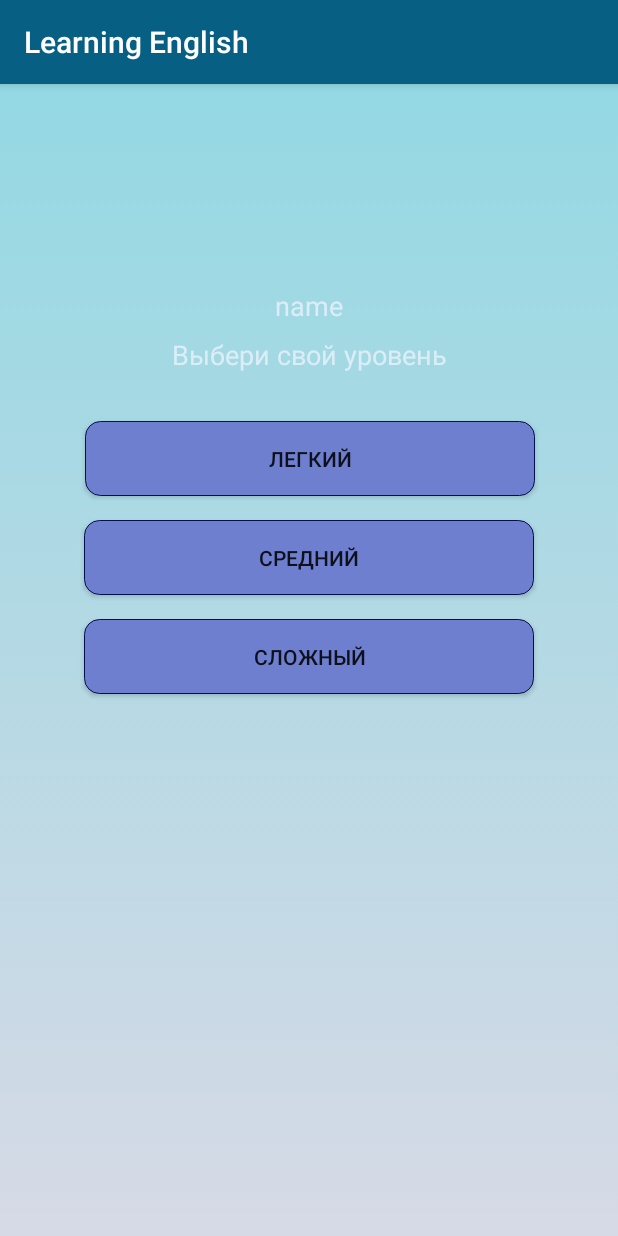
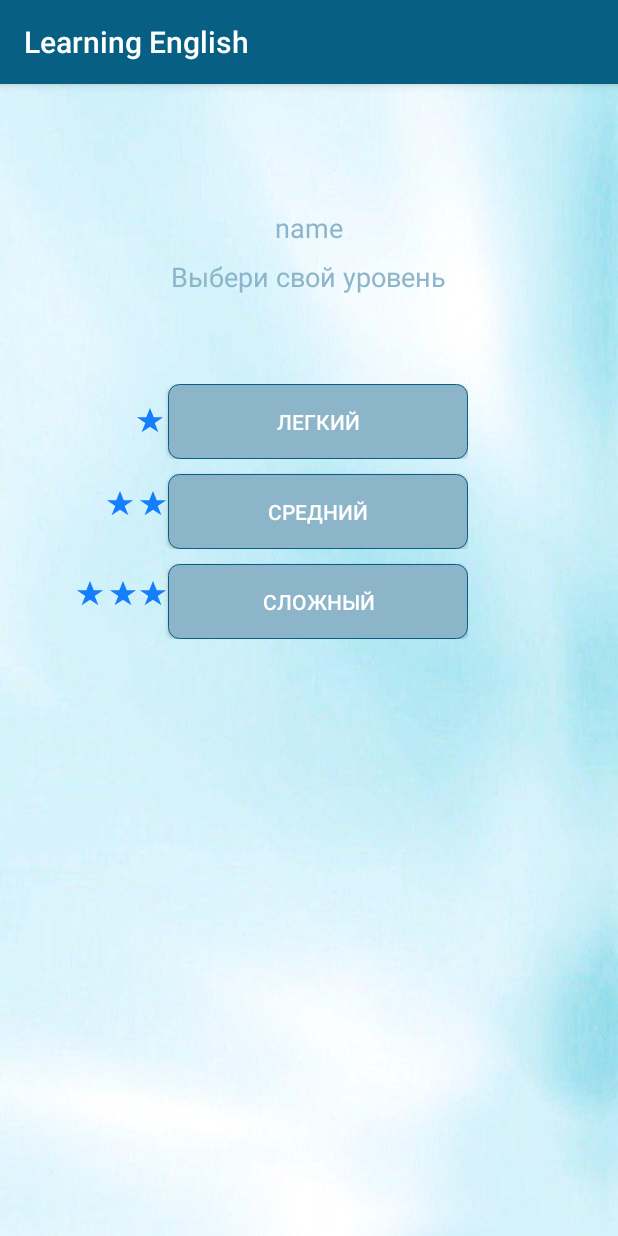
Before and after one commit to KatiaDenisova/dpProject, an Android app: the ChooseLevel screen opened directly, with no data from a screen before it, on a phone screen of 412 x 824 dp. Run offline under Robolectric (Android 15) with nearby library versions, the phone set to English and light mode, and no system bars.

Commit message:
ui fixed

```diff
--- /dev/null
+++ b/app/src/main/res/drawable/ic_star.xml
@@ -0,0 +1,6 @@
+<vector android:height="24dp" android:viewportHeight="32"
+    android:viewportWidth="32" android:width="24dp" xmlns:android="http://schemas.android.com/apk/res/android">
+    <path android:fillColor="#157EFB" android:fillType="evenOdd"
+        android:pathData="M16,22l-9,6l4,-10l-9,-6l10,0l4,-10l4,10l10,0l-9,6l4,10z"
+        android:strokeColor="#00000000" android:strokeWidth="1"/>
+</vector>
--- a/app/src/main/res/layout/activity_choose_level.xml
+++ b/app/src/main/res/layout/activity_choose_level.xml
@@ -1,62 +1,126 @@
 <?xml version="1.0" encoding="utf-8"?>
-<android.support.constraint.ConstraintLayout xmlns:android="http://schemas.android.com/apk/res/android"
+<android.support.constraint.ConstraintLayout
+    xmlns:android="http://schemas.android.com/apk/res/android"
     xmlns:app="http://schemas.android.com/apk/res-auto"
     xmlns:tools="http://schemas.android.com/tools"
+    android:layout_width="match_parent"
+    android:layout_height="match_parent"
     tools:context=".model.ChooseLevel"
-    style="@style/background">
+    android:background="@drawable/fontwo">
 
+
+    <LinearLayout
+        android:layout_width="wrap_content"
+        android:layout_height="wrap_content"
+        android:layout_marginStart="47dp"
+        android:layout_marginTop="200dp"
+        android:layout_marginEnd="100dp"
+        android:orientation="vertical"
+        app:layout_constraintEnd_toEndOf="parent"
+        app:layout_constraintStart_toStartOf="parent"
+        app:layout_constraintTop_toTopOf="parent">
+
+        <LinearLayout
+            android:layout_width="match_parent"
+            android:layout_height="match_parent"
+            android:orientation="horizontal">
+
+            <ImageView
+                android:layout_width="20dp"
+                android:layout_height="20dp"
+                android:layout_gravity="center_vertical"
+                android:layout_marginStart="42dp"
+                android:layout_marginEnd="2dp"
+                app:srcCompat="@drawable/ic_star" />
 
             <Button
                 android:id="@+id/bt_easy"
-        android:layout_width="300dp"
+                android:layout_width="200dp"
                 android:layout_height="50dp"
-        android:layout_marginStart="40dp"
-        android:layout_marginTop="32dp"
-        android:layout_marginEnd="40dp"
-        android:background="@drawable/bt_check_choose"
+                android:background="@drawable/buttonred"
                 android:text="@string/easy_level"
-        app:layout_constraintEnd_toEndOf="parent"
-        app:layout_constraintHorizontal_bias="0.516"
-        app:layout_constraintStart_toStartOf="parent"
-        app:layout_constraintTop_toBottomOf="@+id/textView" />
+                android:textColor="#ffff" />
+
+        </LinearLayout>
+
+        <LinearLayout
+            android:layout_width="wrap_content"
+            android:layout_height="match_parent"
+            android:orientation="horizontal">
+
+            <ImageView
+                android:layout_width="20dp"
+                android:layout_height="20dp"
+                android:layout_gravity="center_vertical"
+                android:layout_marginStart="22dp"
+                android:layout_marginEnd="2dp"
+                app:srcCompat="@drawable/ic_star" />
+
+            <ImageView
+                android:layout_width="20dp"
+                android:layout_height="20dp"
+                android:layout_gravity="center_vertical"
+                app:srcCompat="@drawable/ic_star" />
 
             <Button
                 android:id="@+id/bt_average"
-        android:layout_width="300dp"
+                android:layout_width="200dp"
                 android:layout_height="50dp"
-        android:layout_marginStart="40dp"
-        android:layout_marginTop="16dp"
-        android:layout_marginEnd="40dp"
+                android:layout_marginTop="10dp"
+                android:background="@drawable/buttonred"
                 android:text="@string/average_level"
-        app:layout_constraintEnd_toEndOf="parent"
-        app:layout_constraintStart_toStartOf="parent"
-        app:layout_constraintTop_toBottomOf="@+id/bt_easy"
-        android:background="@drawable/bt_check_choose"/>
+                android:textColor="#ffff" />
+        </LinearLayout>
+
+        <LinearLayout
+            android:layout_width="match_parent"
+            android:layout_height="match_parent"
+            android:orientation="horizontal">
+
+            <ImageView
+                android:layout_width="20dp"
+                android:layout_height="20dp"
+                android:layout_gravity="center_vertical"
+                android:layout_marginStart="2dp"
+                android:layout_marginEnd="2dp"
+                app:srcCompat="@drawable/ic_star" />
+
+            <ImageView
+                android:layout_width="20dp"
+                android:layout_height="20dp"
+                android:layout_gravity="center_vertical"
+                app:srcCompat="@drawable/ic_star" />
+
+            <ImageView
+                android:layout_width="20dp"
+                android:layout_height="20dp"
+                android:layout_gravity="center_vertical"
+                app:srcCompat="@drawable/ic_star" />
 
             <Button
                 android:id="@+id/bt_difficult"
-        android:layout_width="300dp"
+                android:layout_width="200dp"
                 android:layout_height="50dp"
-        android:layout_marginStart="40dp"
-        android:layout_marginTop="16dp"
-        android:layout_marginEnd="40dp"
+                android:layout_marginTop="10dp"
+                android:background="@drawable/buttonred"
                 android:text="@string/difficult_level"
-        app:layout_constraintEnd_toEndOf="parent"
-        app:layout_constraintStart_toStartOf="parent"
-        app:layout_constraintTop_toBottomOf="@+id/bt_average"
-        android:background="@drawable/bt_check_choose"/>
+                android:textColor="#ffff" />
+        </LinearLayout>
+    </LinearLayout>
 
     <TextView
         android:id="@+id/textView"
+
         android:layout_width="wrap_content"
         android:layout_height="wrap_content"
         android:layout_marginStart="40dp"
-        android:layout_marginTop="168dp"
+        android:layout_marginTop="116dp"
         android:layout_marginEnd="40dp"
         android:text="@string/choose_your_level"
-        android:textColor="@color/colorWhiteBlue"
+        android:textColor="#8CB5C9"
         android:textSize="18sp"
         app:layout_constraintEnd_toEndOf="parent"
+        app:layout_constraintHorizontal_bias="0.496"
         app:layout_constraintStart_toStartOf="parent"
         app:layout_constraintTop_toTopOf="parent" />
 
@@ -69,8 +133,9 @@
         android:layout_marginBottom="8dp"
         android:text="name"
         android:textSize="18sp"
-        android:textColor="@color/colorWhiteBlue"
+        android:textColor="#8CB5C9"
         app:layout_constraintBottom_toTopOf="@+id/textView"
         app:layout_constraintEnd_toEndOf="parent"
         app:layout_constraintStart_toStartOf="parent" />
+
 </android.support.constraint.ConstraintLayout>
--- a/app/src/main/res/layout/activity_main.xml
+++ b/app/src/main/res/layout/activity_main.xml
@@ -108,7 +108,7 @@
 
     <Button
         android:id="@+id/bt_signIn"
-        android:layout_width="300dp"
+        android:layout_width="318dp"
         android:layout_height="50dp"
         android:layout_marginStart="40dp"
         android:layout_marginTop="40dp"
@@ -123,7 +123,7 @@
 
     <Button
         android:id="@+id/btRegister"
-        android:layout_width="300dp"
+        android:layout_width="318dp"
         android:layout_height="50dp"
         android:layout_marginStart="40dp"
         android:layout_marginTop="8dp"
--- a/app/src/main/res/layout/activity_sign_up.xml
+++ b/app/src/main/res/layout/activity_sign_up.xml
@@ -123,7 +123,7 @@
 
     <Button
         android:id="@+id/bt_signUp"
-        android:layout_width="300dp"
+        android:layout_width="318dp"
         android:layout_height="50dp"
         android:layout_marginStart="40dp"
         android:layout_marginEnd="40dp"
@@ -133,22 +133,22 @@
         android:textColor="#ffff"
         app:layout_constraintBottom_toTopOf="@+id/bt_Cancel"
         app:layout_constraintEnd_toEndOf="parent"
-        app:layout_constraintHorizontal_bias="0.38"
+        app:layout_constraintHorizontal_bias="0.461"
         app:layout_constraintStart_toStartOf="parent" />
 
     <Button
         android:id="@+id/bt_Cancel"
-        android:layout_width="300dp"
+        android:layout_width="318dp"
         android:layout_height="50dp"
         android:layout_marginStart="40dp"
         android:layout_marginEnd="40dp"
-        android:layout_marginBottom="20dp"
+        android:layout_marginBottom="28dp"
         android:background="@drawable/buttonred"
         android:text="@string/cancel"
         android:textColor="#ffff"
         app:layout_constraintBottom_toBottomOf="@+id/view2"
         app:layout_constraintEnd_toEndOf="parent"
-        app:layout_constraintHorizontal_bias="0.483"
+        app:layout_constraintHorizontal_bias="0.461"
         app:layout_constraintStart_toStartOf="parent" />
 
 </android.support.constraint.ConstraintLayout>
```
Lines whose indentation alone changed are shown as unchanged.
